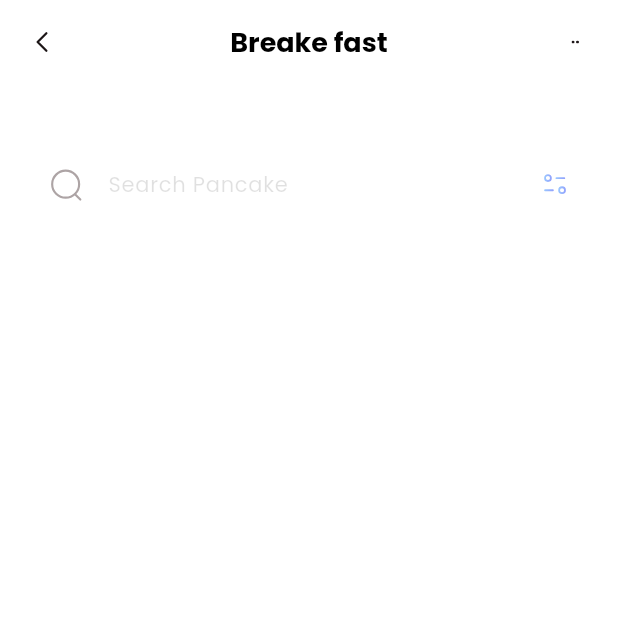
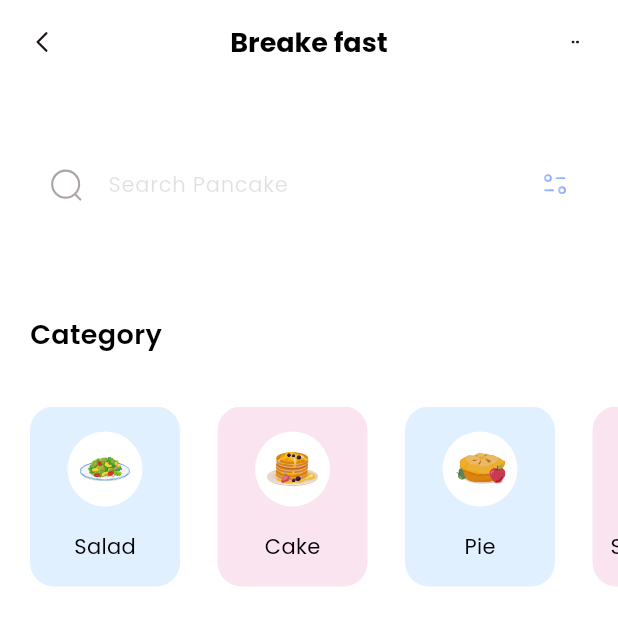
Before and after one commit to nguyenhuyttns/RealProject, a Flutter app: the screen it shows after launch, on a phone screen of 412 x 824 dp. Shown: the top 626 px of the screen. Run offline on Flutter 3.47's test engine with Material 3 defaults, Android fonts, the phone set to English and light mode, and no system bars; our stand-ins replace flutter_svg.

Commit message:
Add categories section

```diff
--- a/real_project/lib/main.dart
+++ b/real_project/lib/main.dart
@@ -14,7 +14,7 @@ class MyApp extends StatelessWidget {
     return MaterialApp(
       debugShowCheckedModeBanner: false,
       theme: ThemeData(fontFamily: 'Poppins'),
-      home: const HomePage(),
+      home: HomePage(),
     );
   }
 }
--- /dev/null
+++ b/real_project/lib/models/category_model.dart
@@ -0,0 +1,39 @@
+import 'package:flutter/material.dart';
+
+class CategoryModel {
+  String name;
+  String iconPath;
+  Color boxColor;
+
+  CategoryModel({
+    required this.name,
+    required this.iconPath,
+    required this.boxColor,
+  });
+
+  static List<CategoryModel> getCategories() {
+    List<CategoryModel> categories = [];
+
+    categories.add(CategoryModel(
+        name: 'Salad',
+        iconPath: 'assets/icons/plate.svg',
+        boxColor: Color(0xff9DCEFF)));
+
+    categories.add(CategoryModel(
+        name: 'Cake',
+        iconPath: 'assets/icons/pancakes.svg',
+        boxColor: Color(0xffEEA4CE)));
+
+    categories.add(CategoryModel(
+        name: 'Pie',
+        iconPath: 'assets/icons/pie.svg',
+        boxColor: Color(0xff9DCEFF)));
+
+    categories.add(CategoryModel(
+        name: 'Smoothies',
+        iconPath: 'assets/icons/orange-snacks.svg',
+        boxColor: Color(0xffEEA4CE)));
+
+    return categories;
+  }
+}
--- a/real_project/lib/pages/home.dart
+++ b/real_project/lib/pages/home.dart
@@ -1,19 +1,96 @@
 import "package:flutter/material.dart";
 import "package:flutter_svg/flutter_svg.dart";
+import "package:real_project/models/category_model.dart";
 
 class HomePage extends StatelessWidget {
-  const HomePage({super.key});
+  HomePage({super.key});
+
+  List<CategoryModel> categories = [];
+
+  void _getCategories() {
+    categories = CategoryModel.getCategories();
+  }
 
   @override
   Widget build(BuildContext context) {
+    _getCategories();
     return Scaffold(
       appBar: appBar(),
       backgroundColor: Colors.white,
       body: Column(
+        crossAxisAlignment: CrossAxisAlignment.start,
         children: [
           _searchField(),
+          SizedBox(height: 40),
+          _categoriesSection(),
         ],
       ),
+    );
+  }
+
+  Column _categoriesSection() {
+    return Column(
+      crossAxisAlignment: CrossAxisAlignment.start,
+      children: [
+        Padding(
+          padding: const EdgeInsets.all(20),
+          child: Text(
+            'Category',
+            style: TextStyle(
+              color: Colors.black,
+              fontSize: 18,
+              fontWeight: FontWeight.w600,
+            ),
+          ),
+        ),
+        SizedBox(height: 15),
+        Container(
+          height: 120,
+          child: ListView.separated(
+            itemCount: categories.length,
+            scrollDirection: Axis.horizontal,
+            padding: EdgeInsets.only(
+              left: 20,
+              right: 20,
+            ),
+            separatorBuilder: (context, index) => SizedBox(width: 25),
+            itemBuilder: (context, index) {
+              return Container(
+                width: 100,
+                decoration: BoxDecoration(
+                  color: categories[index].boxColor.withOpacity(0.3),
+                  borderRadius: BorderRadius.circular(16),
+                ),
+                child: Column(
+                  mainAxisAlignment: MainAxisAlignment.spaceEvenly,
+                  children: [
+                    Container(
+                      width: 50,
+                      height: 50,
+                      decoration: BoxDecoration(
+                        color: Colors.white,
+                        shape: BoxShape.circle,
+                      ),
+                      child: Padding(
+                        padding: const EdgeInsets.all(8.0),
+                        child: SvgPicture.asset(categories[index].iconPath),
+                      ),
+                    ),
+                    Text(
+                      categories[index].name,
+                      style: TextStyle(
+                        fontWeight: FontWeight.w400,
+                        color: Colors.black,
+                        fontSize: 14,
+                      ),
+                    )
+                  ],
+                ),
+              );
+            },
+          ),
+        ),
+      ],
     );
   }
 
```
